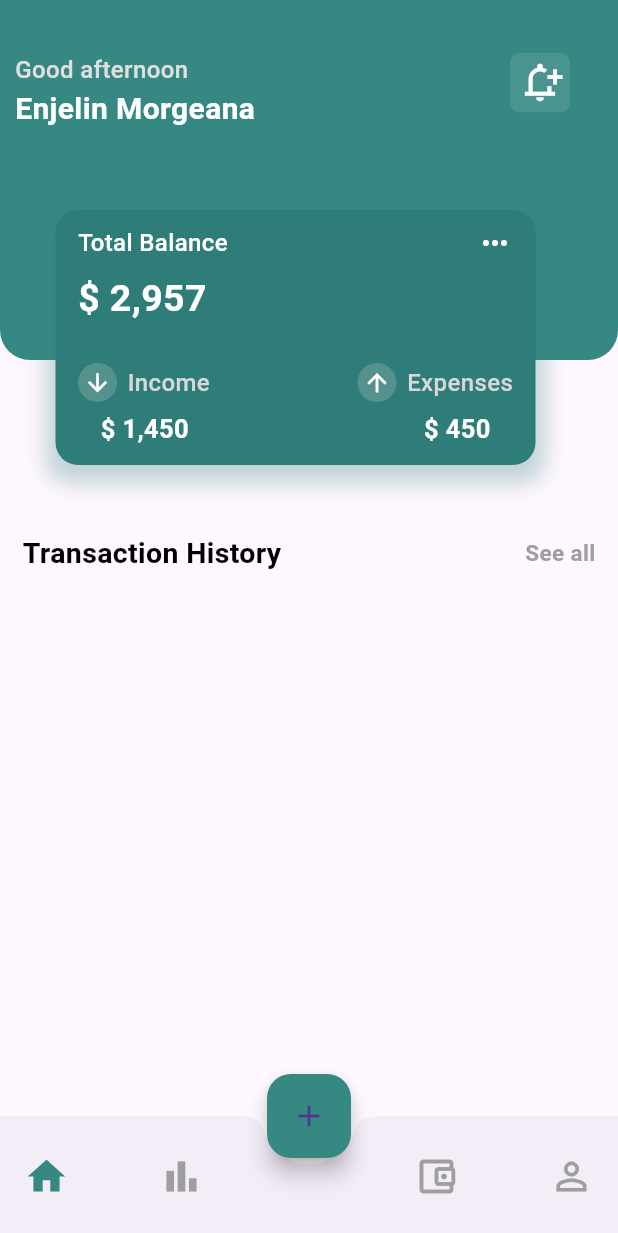
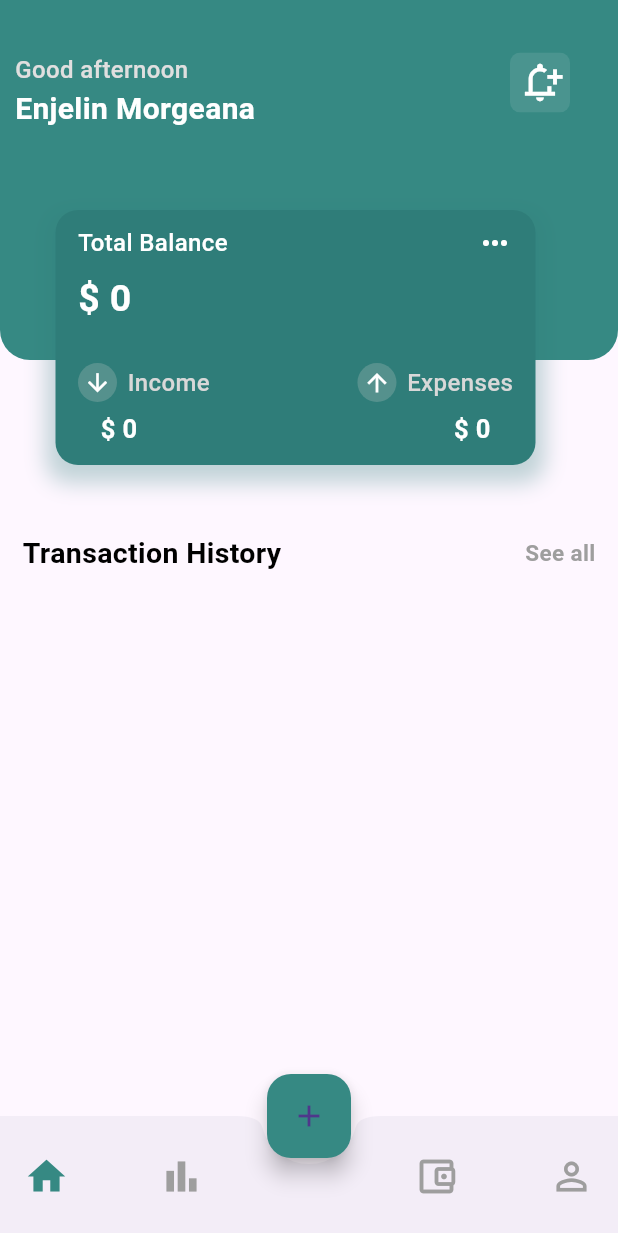
Before and after one commit to ttnppedr/first-finance-app, a Flutter app: the screen it shows after launch, on a phone screen of 412 x 824 dp. Shown: the top 1233 px of the screen. Run offline on Flutter 3.47's test engine with Material 3 defaults, Android fonts, the phone set to English and light mode, and no system bars; our stand-ins replace hive, hive_flutter, syncfusion_flutter_charts; accounts and stored records are empty.

Commit message:
Add utility

```diff
--- /dev/null
+++ b/lib/data/utility.dart
@@ -0,0 +1,43 @@
+import 'package:hive/hive.dart';
+
+import 'model/add_date.dart';
+
+int total = 0;
+
+final box = Hive.box<AddData>('data');
+
+int balance() {
+  var history = box.values.toList();
+  List items = [0];
+
+  for (var i = 0; i < history.length; i++) {
+    items.add(history[i].IN == 'Income'
+        ? int.parse(history[i].amount)
+        : int.parse(history[i].amount) * -1);
+  }
+
+  return items.reduce((value, element) => value + element);
+}
+
+int income() {
+  var history = box.values.toList();
+  List items = [0];
+
+  for (var i = 0; i < history.length; i++) {
+    items.add(history[i].IN == 'Income' ? int.parse(history[i].amount) : 0);
+  }
+
+  return items.reduce((value, element) => value + element);
+}
+
+int expenses() {
+  var history = box.values.toList();
+  List items = [0];
+
+  for (var i = 0; i < history.length; i++) {
+    items
+        .add(history[i].IN == 'Income' ? 0 : int.parse(history[i].amount) * -1);
+  }
+
+  return items.reduce((value, element) => value + element);
+}
--- a/lib/screens/home.dart
+++ b/lib/screens/home.dart
@@ -3,6 +3,7 @@ import 'package:hive_flutter/hive_flutter.dart';
 
 import '../data/listdata.dart';
 import '../data/model/add_date.dart';
+import '../data/utility.dart';
 
 class Home extends StatefulWidget {
   const Home({Key? key}) : super(key: key);
@@ -226,7 +227,7 @@ class _HomeState extends State<Home> {
                   child: Row(
                     children: [
                       Text(
-                        '\$ 2,957',
+                        '\$ ${balance()}',
                         style: TextStyle(
                             fontWeight: FontWeight.bold,
                             fontSize: 25,
@@ -295,7 +296,7 @@ class _HomeState extends State<Home> {
                     mainAxisAlignment: MainAxisAlignment.spaceBetween,
                     children: [
                       Text(
-                        '\$ 1,450',
+                        '\$ ${income()}',
                         style: TextStyle(
                           fontWeight: FontWeight.w600,
                           fontSize: 17,
@@ -303,7 +304,7 @@ class _HomeState extends State<Home> {
                         ),
                       ),
                       Text(
-                        '\$ 450',
+                        '\$ ${expenses()}',
                         style: TextStyle(
                           fontWeight: FontWeight.w600,
                           fontSize: 17,
```
